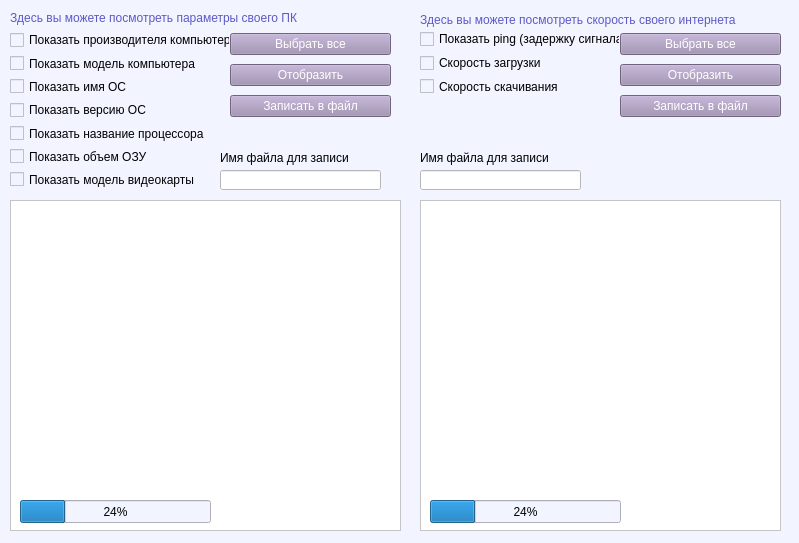
This is main_widget_design.ui in skypixie/PCUtil as Qt 5 draws it before an edit. The edited form follows.
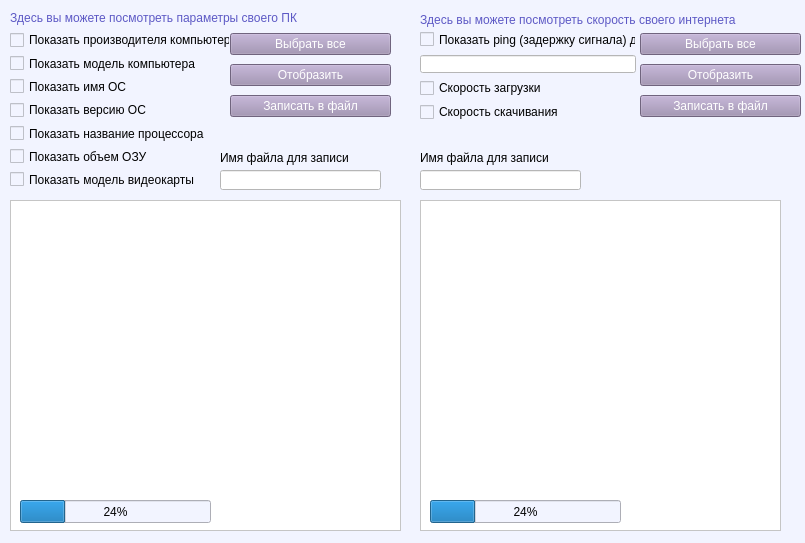
This is the edited form.

Patch:
```diff
--- a/main_widget_design.ui
+++ b/main_widget_design.ui
@@ -6,7 +6,7 @@
    <rect>
     <x>0</x>
     <y>0</y>
-    <width>799</width>
+    <width>805</width>
     <height>543</height>
    </rect>
   </property>
@@ -103,8 +103,8 @@
     <rect>
      <x>420</x>
      <y>30</y>
-     <width>200</width>
-     <height>65</height>
+     <width>216</width>
+     <height>91</height>
     </rect>
    </property>
    <layout class="QVBoxLayout" name="verticalLayout_2">
@@ -114,7 +114,14 @@
        <string notr="true"/>
       </property>
       <property name="text">
-       <string>Показать ping (задержку сигнала)</string>
+       <string>Показать ping (задержку сигнала) до</string>
+      </property>
+     </widget>
+    </item>
+    <item>
+     <widget class="QLineEdit" name="ping_lineEdit">
+      <property name="styleSheet">
+       <string notr="true">background-color: rgb(255, 255, 255);</string>
       </property>
      </widget>
     </item>
@@ -205,7 +212,7 @@
   <widget class="QWidget" name="verticalLayoutWidget_4">
    <property name="geometry">
     <rect>
-     <x>620</x>
+     <x>640</x>
      <y>30</y>
      <width>161</width>
      <height>91</height>
```
